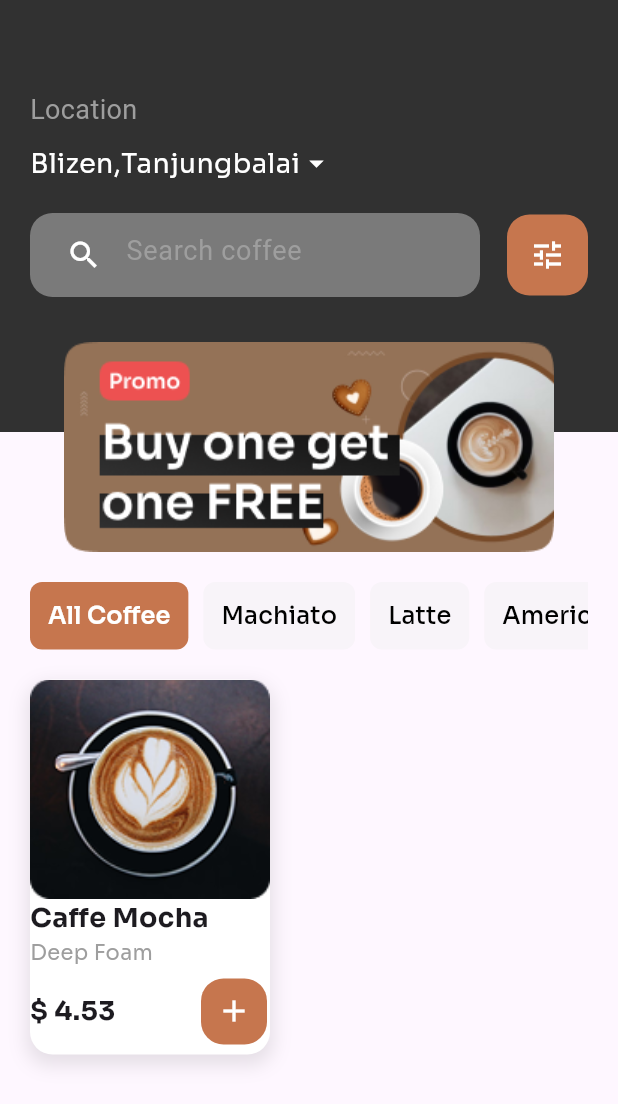
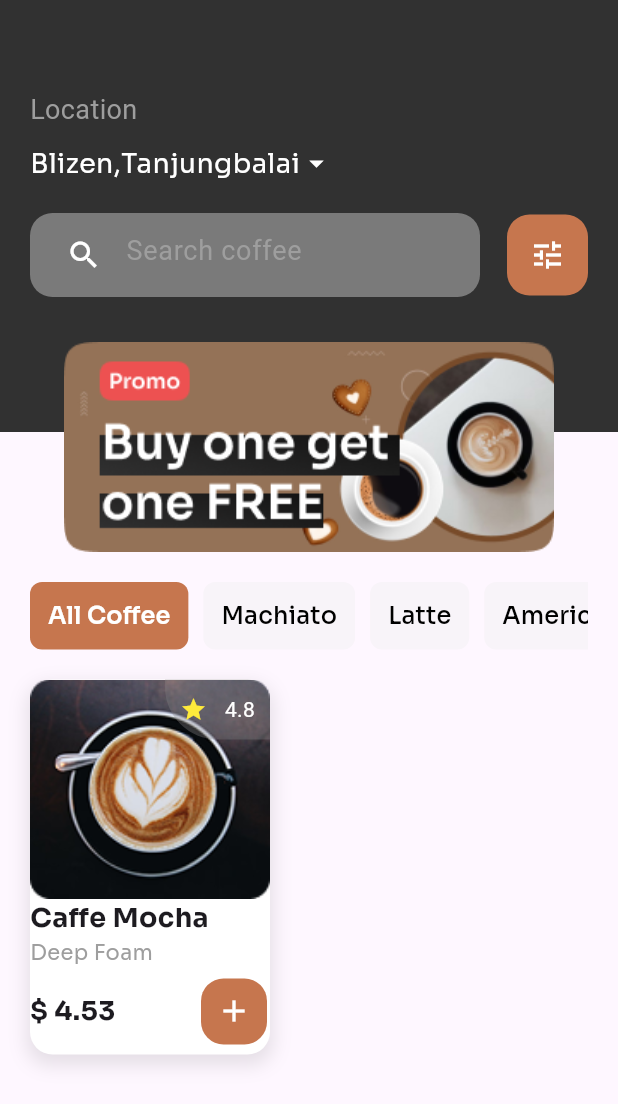
Before and after one commit to OwaisRaza1941/Coffee-App, a Flutter app: the HomeScreen screen opened directly, on a phone screen of 412 x 824 dp. Shown: the top 1104 px of the screen. Run offline on Flutter 3.47's test engine with Material 3 defaults, Android fonts, the phone set to English and light mode, and no system bars; our stand-ins replace get, google_fonts.

```diff
--- a/lib/app/screens/home_screen.dart
+++ b/lib/app/screens/home_screen.dart
@@ -46,11 +46,47 @@ class HomeScreen extends StatelessWidget {
                     child: Column(
                       crossAxisAlignment: CrossAxisAlignment.start,
                       children: [
-                        Image.asset(
-                          'assets/images/caffe_mocha.png',
-                          width: 160,
-                          fit: BoxFit.contain,
+                        Stack(
+                          children: [
+                            Image.asset(
+                              'assets/images/caffe_mocha.png',
+                              width: 160,
+                              fit: BoxFit.contain,
+                            ),
+                            Positioned(
+                              top: 0,
+                              right: 0,
+                              child: Container(
+                                width: 70,
+                                height: 40,
+                                padding: EdgeInsets.all(10),
+                                decoration: BoxDecoration(
+                                  color: Color.fromRGBO(135, 131, 133, 0.35),
+                                  borderRadius: BorderRadius.only(
+                                    topRight: Radius.circular(15),
+                                    bottomLeft: Radius.circular(35),
+                                  ),
+                                ),
+                                child: Row(
+                                  mainAxisAlignment:
+                                      MainAxisAlignment.spaceBetween,
+                                  children: [
+                                    Icon(
+                                      Icons.star,
+                                      color: Colors.yellow,
+                                      size: 18,
+                                    ),
+                                    Text(
+                                      '4.8',
+                                      style: TextStyle(color: Colors.white),
+                                    ),
+                                  ],
+                                ),
+                              ),
+                            ),
+                          ],
                         ),
+
                         Text(
                           'Caffe Mocha',
                           style: GoogleFonts.sora(
```
